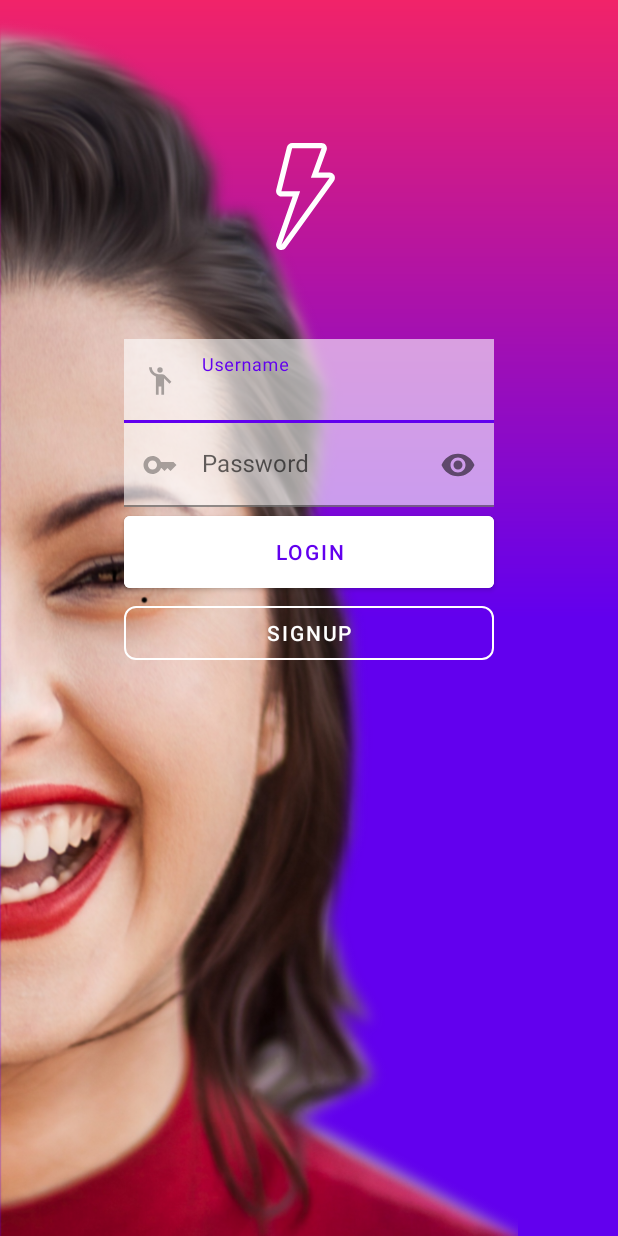
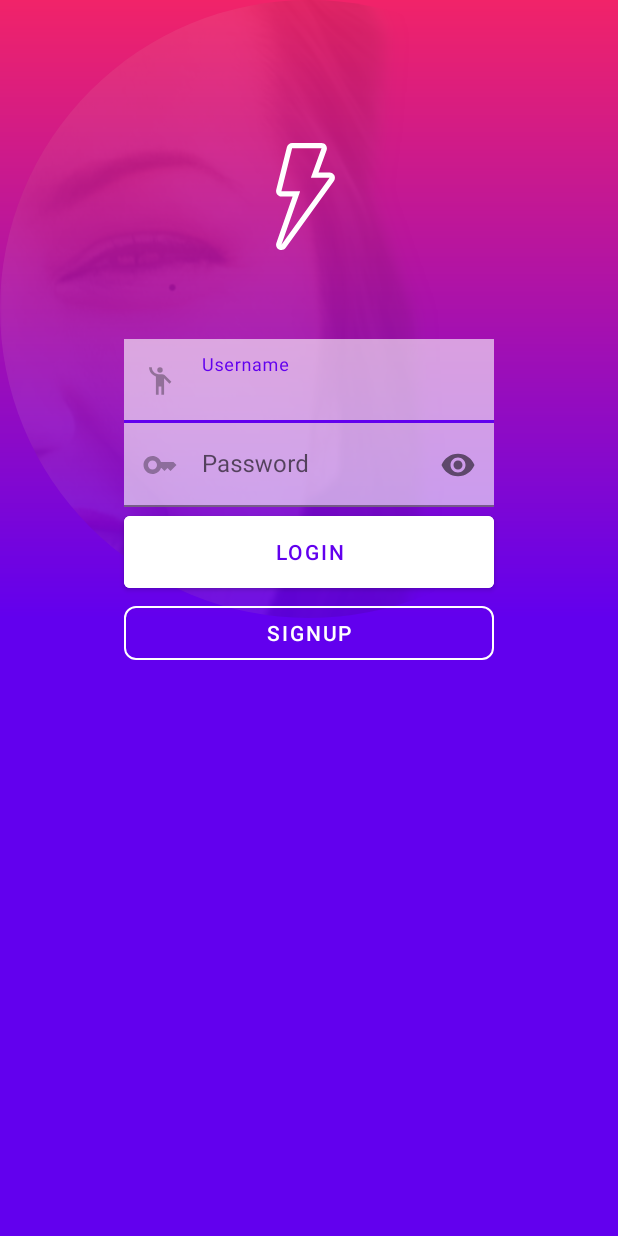
Before and after one commit to arturofgg/NiceStart, an Android app: the screen it shows after launch (login), on a phone screen of 412 x 824 dp. Run offline under Robolectric (Android 15) with nearby library versions, the phone set to English and light mode, and no system bars; pictures from the network do not load.

```diff
--- a/app/build.gradle.kts
+++ b/app/build.gradle.kts
@@ -36,4 +36,6 @@ dependencies {
     testImplementation("junit:junit:4.13.2")
     androidTestImplementation("androidx.test.ext:junit:1.1.5")
     androidTestImplementation("androidx.test.espresso:espresso-core:3.5.1")
+    implementation("com.github.bumptech.glide:glide:4.16.0")
+    annotationProcessor("com.github.bumptech.glide:compiler:4.16.0")
 }
--- a/app/src/main/AndroidManifest.xml
+++ b/app/src/main/AndroidManifest.xml
@@ -1,6 +1,7 @@
 <?xml version="1.0" encoding="utf-8"?>
 <manifest xmlns:android="http://schemas.android.com/apk/res/android"
     xmlns:tools="http://schemas.android.com/tools">
+    <uses-permission android:name="android.permission.INTERNET"/>
 
     <application
         android:allowBackup="true"
--- a/app/src/main/java/com/example/nicestart/login.java
+++ b/app/src/main/java/com/example/nicestart/login.java
@@ -4,6 +4,9 @@ import androidx.appcompat.app.AppCompatActivity;
 import android.content.Intent;
 import android.os.Bundle;
 import android.view.View;
+import android.widget.ImageView;
+import com.bumptech.glide.Glide;
+import com.bumptech.glide.load.resource.drawable.DrawableTransitionOptions;
 
 
 public class login extends AppCompatActivity {
@@ -12,6 +15,15 @@ public class login extends AppCompatActivity {
     protected void onCreate(Bundle savedInstanceState) {
         super.onCreate(savedInstanceState);
         setContentView(R.layout.activity_login);
+
+        ImageView mGirl = findViewById(R.id.girl);
+
+        Glide.with(this)
+                .load(R.drawable.girl)
+                .transition(DrawableTransitionOptions.withCrossFade(2000))
+                .centerCrop()
+                .circleCrop()
+                .into(mGirl);
     }
 
     public void openMain(View v) {
@@ -25,4 +37,5 @@ public class login extends AppCompatActivity {
         Intent intent = new Intent(login.this, register.class);
         startActivity(intent);
     }
+
 }
--- a/app/src/main/res/layout/activity_login.xml
+++ b/app/src/main/res/layout/activity_login.xml
@@ -18,8 +18,14 @@
         tools:layout_editor_absoluteX="0dp"
         tools:layout_editor_absoluteY="0dp" />
 
+    <View
+        android:layout_width="match_parent"
+        android:layout_height="match_parent"
+        android:alpha="0.9"
+        android:background="@drawable/gradientelogin">
+    </View>
+
     <!-- logo rayo -->
-
     <ImageView
         android:id="@+id/thunder"
         android:layout_width="71dp"
```
Also changed, not shown: app/src/main/java/com/example/nicestart/Splash.java (added, +33 -0 lines), app/src/main/res/layout/activity_splash.xml (added, +14 -0 lines).
